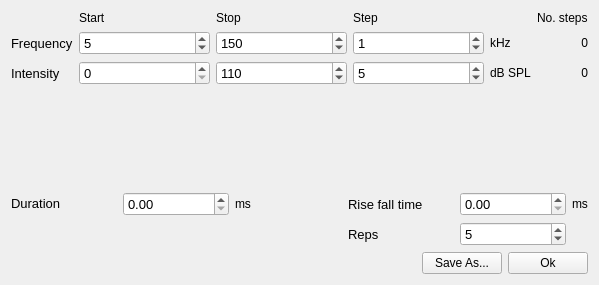
Qt form spikeylab/stim/tuning_curve.ui (portfors-lab/sparkle) before a commit.
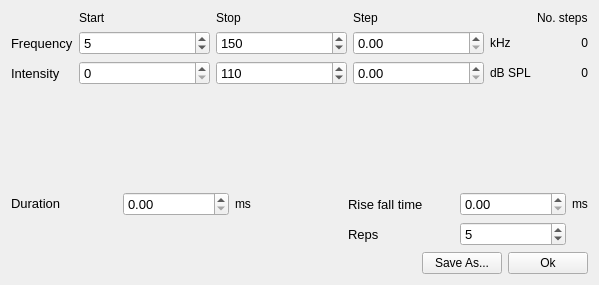
The same form after that commit. Custom widgets are drawn as their Qt base class.

What changed in the file:
```diff
--- a/spikeylab/stim/tuning_curve.ui
+++ b/spikeylab/stim/tuning_curve.ui
@@ -31,21 +31,6 @@
        </property>
       </widget>
      </item>
-     <item row="1" column="3">
-      <widget class="QSpinBox" name="freq_step_spnbx">
-       <property name="font">
-        <font>
-         <pointsize>10</pointsize>
-        </font>
-       </property>
-       <property name="maximum">
-        <number>100</number>
-       </property>
-       <property name="value">
-        <number>1</number>
-       </property>
-      </widget>
-     </item>
      <item row="1" column="2">
       <widget class="QSpinBox" name="freq_stop_spnbx">
        <property name="font">
@@ -105,21 +90,6 @@
        </property>
       </widget>
      </item>
-     <item row="2" column="3">
-      <widget class="QSpinBox" name="db_step_spnbx">
-       <property name="font">
-        <font>
-         <pointsize>10</pointsize>
-        </font>
-       </property>
-       <property name="maximum">
-        <number>110</number>
-       </property>
-       <property name="value">
-        <number>5</number>
-       </property>
-      </widget>
-     </item>
      <item row="2" column="1">
       <widget class="QSpinBox" name="db_start_spnbx">
        <property name="font">
@@ -235,6 +205,24 @@
        </property>
       </widget>
      </item>
+     <item row="2" column="3">
+      <widget class="SmartSpinBox" name="db_step_spnbx">
+       <property name="font">
+        <font>
+         <pointsize>10</pointsize>
+        </font>
+       </property>
+      </widget>
+     </item>
+     <item row="1" column="3">
+      <widget class="SmartSpinBox" name="freq_step_spnbx">
+       <property name="font">
+        <font>
+         <pointsize>10</pointsize>
+        </font>
+       </property>
+      </widget>
+     </item>
     </layout>
    </item>
    <item>
```
Left out of the diff: 32 changed lines with no effect on the pictures.
